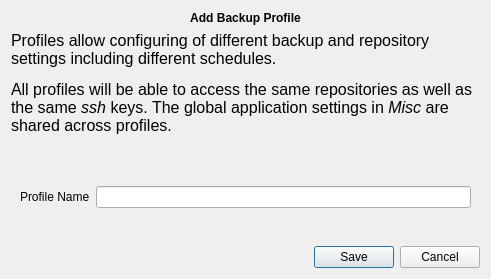
Above: src/vorta/assets/UI/profileadd.ui from borgbase/vorta before the change. Below: the same form after it.
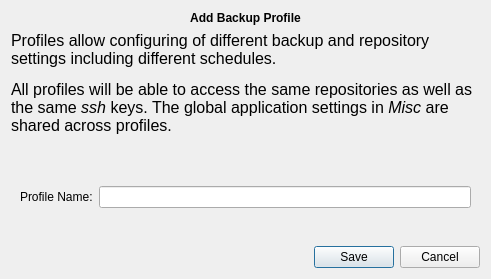
That is the form after the change.

Commit message:
Add colon after entry label in `Add Profile`-Dialog.
* src/vorta/assets/UI/profileadd.ui (label_3): Add colon at the end of label.

```diff
--- a/src/vorta/assets/UI/profileadd.ui
+++ b/src/vorta/assets/UI/profileadd.ui
@@ -93,7 +93,7 @@
       <item row="1" column="0">
        <widget class="QLabel" name="label_3">
         <property name="text">
-         <string>Profile Name</string>
+         <string>Profile Name:</string>
         </property>
         <property name="buddy">
          <cstring>profileNameField</cstring>
```
